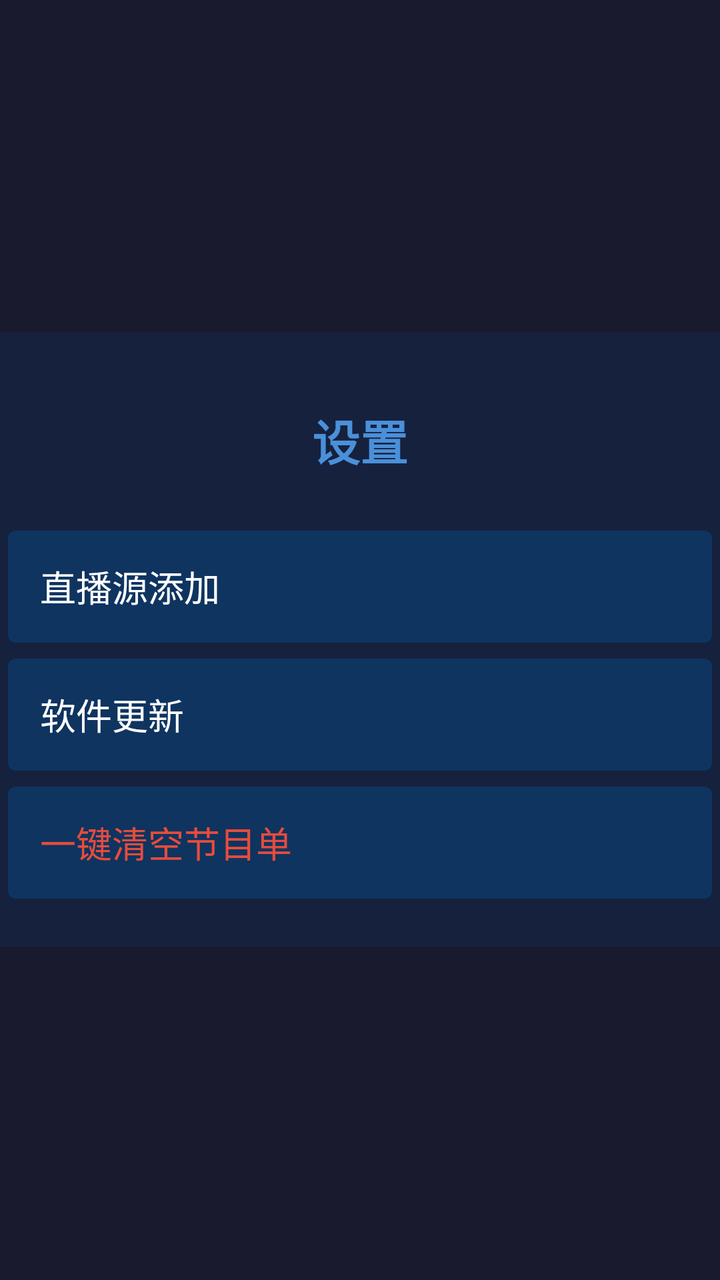
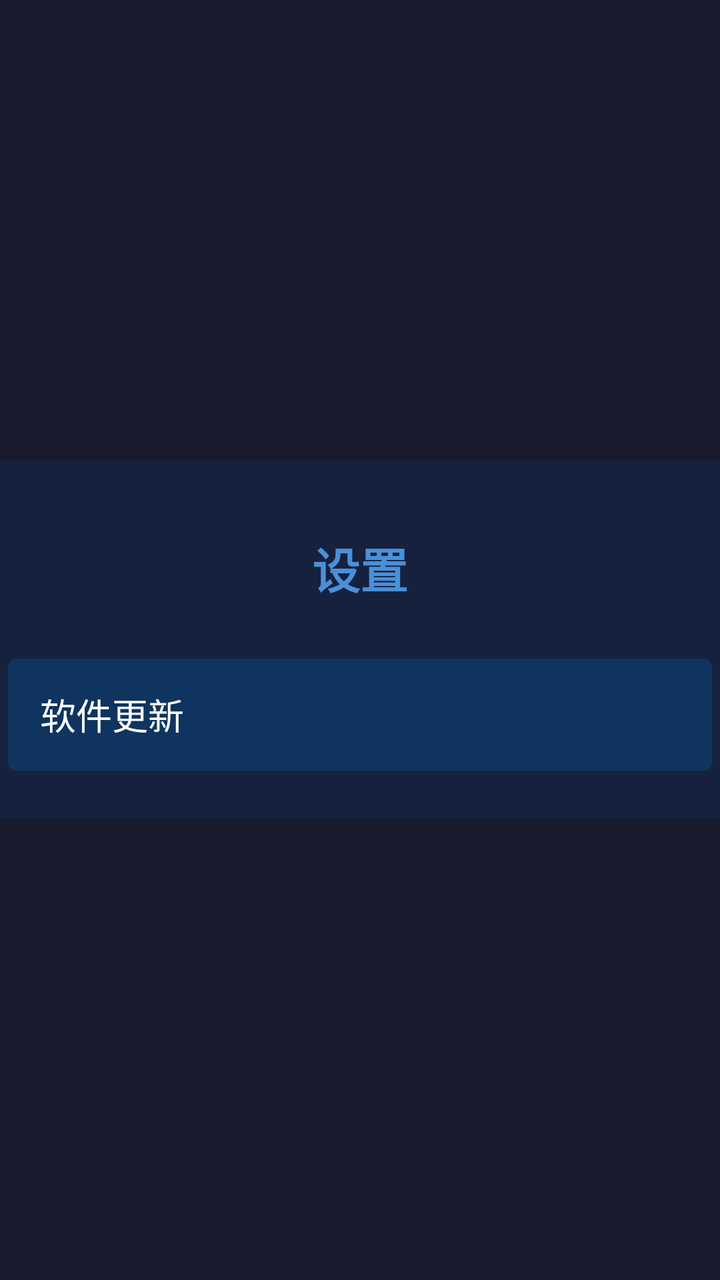

Compare the two renders of this Android layout. The source of the first and the diff that turns it into the second are given below.
<!-- AndroidManifest.xml: application theme Theme.TVLivePlayer -->
<!-- res/layout/fragment_settings.xml -->
<?xml version="1.0" encoding="utf-8"?>
<FrameLayout xmlns:android="http://schemas.android.com/apk/res/android"
    android:layout_width="match_parent"
    android:layout_height="match_parent"
    android:background="@color/background">

    <LinearLayout
        android:layout_width="400dp"
        android:layout_height="wrap_content"
        android:layout_gravity="center"
        android:background="@color/surface"
        android:orientation="vertical"
        android:padding="24dp">

        <TextView
            android:layout_width="match_parent"
            android:layout_height="wrap_content"
            android:gravity="center"
            android:padding="12dp"
            android:text="设置"
            android:textColor="@color/accent"
            android:textSize="24sp"
            android:textStyle="bold" />

        <TextView
            android:id="@+id/btn_add_source"
            android:layout_width="match_parent"
            android:layout_height="56dp"
            android:layout_marginTop="16dp"
            android:background="@drawable/menu_item_bg"
            android:gravity="center_vertical"
            android:paddingStart="16dp"
            android:text="直播源添加"
            android:textColor="@color/text_primary"
            android:textSize="18sp"
            android:focusable="true"
            android:clickable="true" />

        <TextView
            android:id="@+id/btn_update"
            android:layout_width="match_parent"
            android:layout_height="56dp"
            android:layout_marginTop="8dp"
            android:background="@drawable/menu_item_bg"
            android:gravity="center_vertical"
            android:paddingStart="16dp"
            android:text="软件更新"
            android:textColor="@color/text_primary"
            android:textSize="18sp"
            android:focusable="true"
            android:clickable="true" />

        <TextView
            android:id="@+id/btn_clear"
            android:layout_width="match_parent"
            android:layout_height="56dp"
            android:layout_marginTop="8dp"
            android:background="@drawable/menu_item_bg"
            android:gravity="center_vertical"
            android:paddingStart="16dp"
            android:text="一键清空节目单"
            android:textColor="@color/error_color"
            android:textSize="18sp"
            android:focusable="true"
            android:clickable="true" />

    </LinearLayout>

</FrameLayout>
<!-- resources referenced by this layout -->
<resources>
  <color name="accent">#4A90D9</color>
  <color name="background">#1A1A2E</color>
  <color name="error_color">#E74C3C</color>
  <color name="surface">#16213E</color>
  <color name="text_primary">#FFFFFF</color>
  <!-- drawable menu_item_bg (drawable) -->
  <?xml version="1.0" encoding="utf-8"?>
  <selector xmlns:android="http://schemas.android.com/apk/res/android">
      <item android:state_focused="true">
          <shape android:shape="rectangle">
              <solid android:color="@color/accent" />
              <corners android:radius="4dp" />
          </shape>
      </item>
      <item>
          <shape android:shape="rectangle">
              <solid android:color="@color/card_background" />
              <corners android:radius="4dp" />
          </shape>
      </item>
  </selector>
  <style name="Theme.TVLivePlayer" parent="Theme.Leanback">
          <item name="android:statusBarColor">@color/background</item>
          <item name="android:navigationBarColor">@color/background</item>
      </style>
  <color name="card_background">#0F3460</color>
</resources>

<!-- the commit's change to res/layout/fragment_settings.xml (unified diff, before → after) -->
@@ -23,24 +23,10 @@
             android:textStyle="bold" />
 
         <TextView
-            android:id="@+id/btn_add_source"
+            android:id="@+id/btn_update"
             android:layout_width="match_parent"
             android:layout_height="56dp"
             android:layout_marginTop="16dp"
-            android:background="@drawable/menu_item_bg"
-            android:gravity="center_vertical"
-            android:paddingStart="16dp"
-            android:text="直播源添加"
-            android:textColor="@color/text_primary"
-            android:textSize="18sp"
-            android:focusable="true"
-            android:clickable="true" />
-
-        <TextView
-            android:id="@+id/btn_update"
-            android:layout_width="match_parent"
-            android:layout_height="56dp"
-            android:layout_marginTop="8dp"
             android:background="@drawable/menu_item_bg"
             android:gravity="center_vertical"
             android:paddingStart="16dp"
@@ -50,20 +36,6 @@
             android:focusable="true"
             android:clickable="true" />
 
-        <TextView
-            android:id="@+id/btn_clear"
-            android:layout_width="match_parent"
-            android:layout_height="56dp"
-            android:layout_marginTop="8dp"
-            android:background="@drawable/menu_item_bg"
-            android:gravity="center_vertical"
-            android:paddingStart="16dp"
-            android:text="一键清空节目单"
-            android:textColor="@color/error_color"
-            android:textSize="18sp"
-            android:focusable="true"
-            android:clickable="true" />
-
     </LinearLayout>
 
 </FrameLayout>
<!-- resource entries referenced after the edit -->
@@ -2,7 +2,6 @@
 <resources>
   <color name="accent">#4A90D9</color>
   <color name="background">#1A1A2E</color>
-  <color name="error_color">#E74C3C</color>
   <color name="surface">#16213E</color>
   <color name="text_primary">#FFFFFF</color>
   <!-- drawable menu_item_bg (drawable) -->
